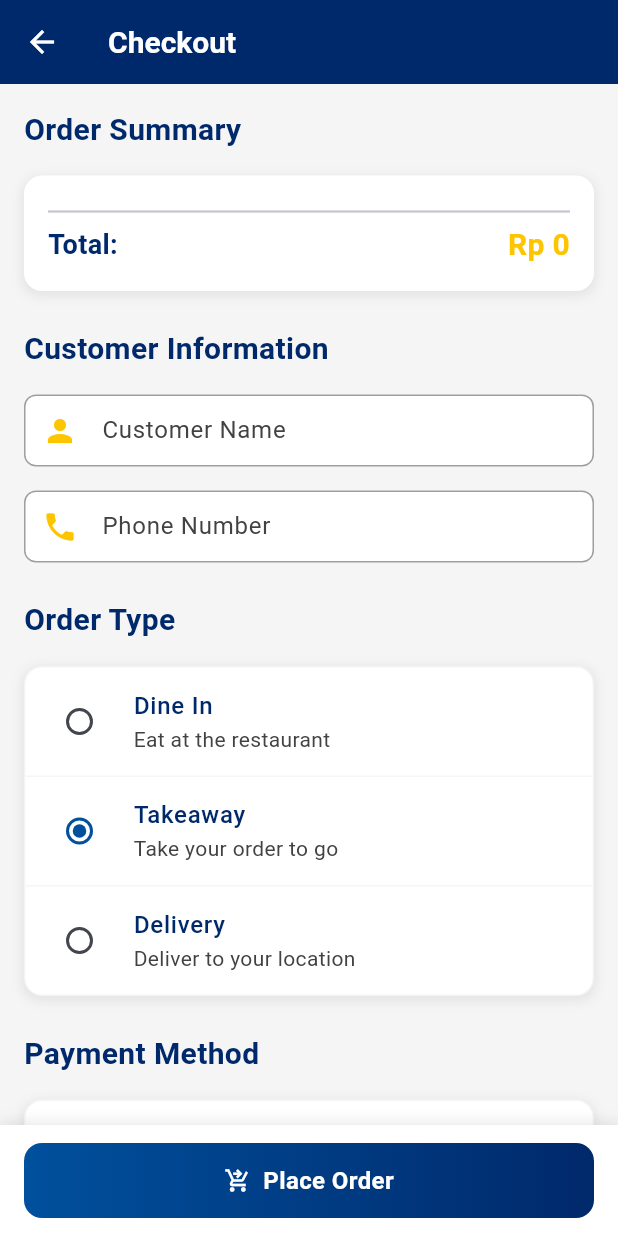
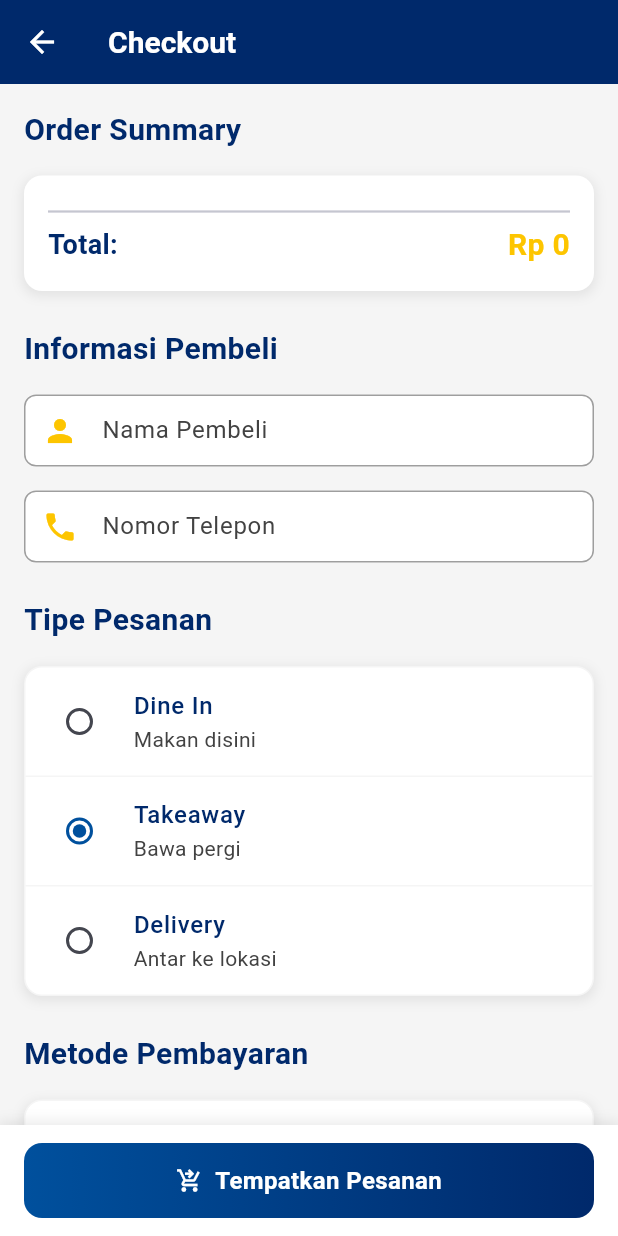
Before and after one commit to penyulaut/Kantin-Jawara, a Flutter app: the CheckoutScreen screen opened directly with empty values, on a phone screen of 412 x 824 dp. Run offline on Flutter 3.47's test engine with Material 3 defaults, Android fonts, the phone set to English and light mode, and no system bars; our stand-ins replace get, google_fonts, image_picker, shared_preferences; accounts and stored records are empty; network calls fail.

Commit message:
Translate Indo

```diff
--- a/lib/screens/pembeli/checkout_screen.dart
+++ b/lib/screens/pembeli/checkout_screen.dart
@@ -96,7 +96,7 @@ class CheckoutScreen extends StatelessWidget {
 
             // Customer Information
             Text(
-              'Customer Information',
+              'Informasi Pembeli  ',
               style: TextStyle(
                 fontSize: 20,
                 fontWeight: FontWeight.bold,
@@ -107,7 +107,7 @@ class CheckoutScreen extends StatelessWidget {
             TextField(
               controller: customerNameController,
               decoration: InputDecoration(
-                labelText: 'Customer Name',
+                labelText: 'Nama Pembeli',
                 labelStyle: TextStyle(color: AppTheme.darkGray),
                 border: OutlineInputBorder(
                   borderRadius: BorderRadius.circular(12),
@@ -126,7 +126,7 @@ class CheckoutScreen extends StatelessWidget {
             TextField(
               controller: customerPhoneController,
               decoration: InputDecoration(
-                labelText: 'Phone Number',
+                labelText: 'Nomor Telepon',
                 labelStyle: TextStyle(color: AppTheme.darkGray),
                 border: OutlineInputBorder(
                   borderRadius: BorderRadius.circular(12),
@@ -146,7 +146,7 @@ class CheckoutScreen extends StatelessWidget {
 
             // Order Type
             Text(
-              'Order Type',
+              'Tipe Pesanan',
               style: TextStyle(
                 fontSize: 20,
                 fontWeight: FontWeight.bold,
@@ -180,7 +180,7 @@ class CheckoutScreen extends StatelessWidget {
                         ),
                       ),
                       subtitle: Text(
-                        'Eat at the restaurant',
+                        'Makan disini',
                         style: TextStyle(color: AppTheme.darkGray),
                       ),
                       value: 'dine_in',
@@ -198,7 +198,7 @@ class CheckoutScreen extends StatelessWidget {
                         ),
                       ),
                       subtitle: Text(
-                        'Take your order to go',
+                        'Bawa pergi',
                         style: TextStyle(color: AppTheme.darkGray),
                       ),
                       value: 'takeaway',
@@ -216,7 +216,7 @@ class CheckoutScreen extends StatelessWidget {
                         ),
                       ),
                       subtitle: Text(
-                        'Deliver to your location',
+                        'Antar ke lokasi',
                         style: TextStyle(color: AppTheme.darkGray),
                       ),
                       value: 'delivery',
@@ -232,7 +232,7 @@ class CheckoutScreen extends StatelessWidget {
 
             // Payment Method
             Text(
-              'Payment Method',
+              'Metode Pembayaran',
               style: TextStyle(
                 fontSize: 20,
                 fontWeight: FontWeight.bold,
@@ -291,7 +291,7 @@ class CheckoutScreen extends StatelessWidget {
                               children: [
                                 Text(
                                   selectedPaymentMethod.value?.name ??
-                                      'Select Payment Method',
+                                      'Pilih Metode Pembayaran',
                                   style: TextStyle(
                                     fontSize: 16,
                                     fontWeight: FontWeight.w500,
@@ -331,7 +331,7 @@ class CheckoutScreen extends StatelessWidget {
 
             // Notes
             Text(
-              'Notes (Optional)',
+              'Catatan (Opsional)',
               style: TextStyle(
                 fontSize: 20,
                 fontWeight: FontWeight.bold,
@@ -342,7 +342,7 @@ class CheckoutScreen extends StatelessWidget {
             TextField(
               controller: notesController,
               decoration: InputDecoration(
-                labelText: 'Add any special instructions...',
+                labelText: 'Tambahkan instruksi khusus apa pun...',
                 labelStyle: TextStyle(color: AppTheme.darkGray),
                 border: OutlineInputBorder(
                   borderRadius: BorderRadius.circular(12),
@@ -414,7 +414,7 @@ class CheckoutScreen extends StatelessWidget {
                                 ),
                                 const SizedBox(width: 8),
                                 Text(
-                                  'Place Order',
+                                  'Tempatkan Pesanan',
                                   style: TextStyle(
                                     fontSize: 16,
                                     fontWeight: FontWeight.bold,
@@ -501,7 +501,7 @@ class CheckoutScreen extends StatelessWidget {
     if (customerNameController.text.trim().isEmpty) {
       Get.snackbar(
         'Error',
-        'Please enter customer name',
+        'Silakan masukkan nama anda',
         backgroundColor: Colors.red,
         colorText: Colors.white,
         icon: Icon(Icons.error, color: Colors.white),
@@ -512,7 +512,7 @@ class CheckoutScreen extends StatelessWidget {
     if (customerPhoneController.text.trim().isEmpty) {
       Get.snackbar(
         'Error',
-        'Please enter phone number',
+        'Silakan masukkan nomor telepon',
         backgroundColor: Colors.red,
         colorText: Colors.white,
         icon: Icon(Icons.error, color: Colors.white),
@@ -523,7 +523,7 @@ class CheckoutScreen extends StatelessWidget {
     if (selectedPaymentMethod.value == null) {
       Get.snackbar(
         'Error',
-        'Please select a payment method',
+        'Silakan pilih metode pembayaran',
         backgroundColor: Colors.red,
         colorText: Colors.white,
         icon: Icon(Icons.error, color: Colors.white),
--- a/lib/screens/pembeli/menu_list_screen.dart
+++ b/lib/screens/pembeli/menu_list_screen.dart
@@ -275,7 +275,7 @@ class _MenuListScreenState extends State<MenuListScreen> {
                       ),
                       const SizedBox(height: 16),
                       Text(
-                        'Loading delicious menus...',
+                        'Yakin deh menu nya enak-enak...',
                         style: TextStyle(
                           color: AppTheme.mediumGray,
                           fontSize: 14,
--- a/lib/screens/pembeli/my_orders_screen.dart
+++ b/lib/screens/pembeli/my_orders_screen.dart
@@ -54,7 +54,7 @@ class MyOrdersScreen extends StatelessWidget {
                 ),
                 const SizedBox(height: 16),
                 Text(
-                  'Loading your orders...',
+                  'Memuat pesanan Anda...',
                   style: TextStyle(
                     color: AppTheme.mediumGray,
                     fontSize: 14,
--- a/lib/screens/pembeli/order_detail_screen.dart
+++ b/lib/screens/pembeli/order_detail_screen.dart
@@ -177,7 +177,7 @@ class OrderDetailScreen extends StatelessWidget {
                     crossAxisAlignment: CrossAxisAlignment.start,
                     children: [
                       const Text(
-                        'Payment Information',
+                        'Informasi Pembayaran',
                         style: TextStyle(
                           fontSize: 18,
                           fontWeight: FontWeight.bold,
@@ -218,7 +218,7 @@ class OrderDetailScreen extends StatelessWidget {
                               fit: BoxFit.cover,
                               errorBuilder: (context, error, stackTrace) {
                                 return const Center(
-                                  child: Text('Failed to load image'),
+                                  child: Text('Gagal memuat gambar'),
                                 );
                               },
                             ),
--- a/lib/screens/pembeli/payment_proof_upload_screen.dart
+++ b/lib/screens/pembeli/payment_proof_upload_screen.dart
@@ -25,7 +25,7 @@ class PaymentProofUploadScreen extends StatelessWidget {
   Widget build(BuildContext context) {
     return Scaffold(
       appBar: AppBar(
-        title: Text('Upload Payment Proof'),
+        title: Text('Unggah Bukti Pembayaran'),
         backgroundColor: AppTheme.royalBlueDark,
         foregroundColor: Colors.white,
         elevation: 0,
@@ -56,7 +56,7 @@ class PaymentProofUploadScreen extends StatelessWidget {
                 crossAxisAlignment: CrossAxisAlignment.start,
                 children: [
                   Text(
-                    'Transaction Details',
+                    'Detail Transaksi',
                     style: TextStyle(
                       fontSize: 18,
                       fontWeight: FontWeight.bold,
@@ -853,7 +853,7 @@ class PaymentProofUploadScreen extends StatelessWidget {
 
       Get.snackbar(
         'Error',
-        'Failed to upload: $e',
+        'Gagal mengunggah: $e',
         backgroundColor: Colors.red,
         colorText: Colors.white,
         icon: Icon(Icons.error, color: Colors.white),
@@ -870,20 +870,20 @@ class PaymentProofUploadScreen extends StatelessWidget {
     Get.dialog(
       AlertDialog(
         title: Text(
-          'Confirm Payment',
+          'Konfirmasi Pembayaran',
           style: TextStyle(
             color: AppTheme.royalBlueDark,
             fontWeight: FontWeight.bold,
           ),
         ),
         content: Text(
-          'Are you sure you have completed the payment for Order #${transaction.id}?',
+          'Apakah Anda yakin telah menyelesaikan pembayaran untuk Pesanan? #${transaction.id}?',
           style: TextStyle(color: AppTheme.darkGray),
         ),
         actions: [
           TextButton(
             onPressed: () => Get.back(),
-            child: Text('Cancel', style: TextStyle(color: AppTheme.mediumGray)),
+            child: Text('Batal', style: TextStyle(color: AppTheme.mediumGray)),
           ),
           ElevatedButton(
             onPressed: () async {
@@ -1014,7 +1014,7 @@ class PaymentProofUploadScreen extends StatelessWidget {
 
                 Get.snackbar(
                   'Error',
-                  'Failed to process: $e',
+                  'Gagal memproses: $e',
                   backgroundColor: Colors.red,
                   colorText: Colors.white,
                   icon: Icon(Icons.error, color: Colors.white),
@@ -1028,7 +1028,7 @@ class PaymentProofUploadScreen extends StatelessWidget {
               backgroundColor: AppTheme.goldenPoppy,
               foregroundColor: Colors.white,
             ),
-            child: Text('Confirm'),
+            child: Text('Konfirmasi'),
           ),
         ],
       ),
--- a/lib/screens/pembeli/payment_selection_screen.dart
+++ b/lib/screens/pembeli/payment_selection_screen.dart
@@ -41,7 +41,7 @@ class _PaymentSelectionScreenState extends State<PaymentSelectionScreen> {
 
     return Scaffold(
       appBar: AppBar(
-        title: const Text('Select Payment Method'),
+        title: const Text('Pilih Metode Pembayaran'),
         backgroundColor: AppTheme.royalBlueDark,
         foregroundColor: Colors.white,
         elevation: 0,
@@ -62,7 +62,7 @@ class _PaymentSelectionScreenState extends State<PaymentSelectionScreen> {
             child: Column(
               children: [
                 const Text(
-                  'Total Amount',
+                  'Jumlah Total',
                   style: TextStyle(
                     fontSize: 14,
                     color: Colors.white70,
@@ -98,7 +98,7 @@ class _PaymentSelectionScreenState extends State<PaymentSelectionScreen> {
                       ),
                       const SizedBox(height: 16),
                       Text(
-                        'Loading payment methods...',
+                        'Memuat Metode Pembayaran...',
                         style: TextStyle(
                           color: AppTheme.mediumGray,
                           fontSize: 14,
@@ -118,7 +118,7 @@ class _PaymentSelectionScreenState extends State<PaymentSelectionScreen> {
                       Icon(Icons.error_outline, size: 64, color: AppTheme.red),
                       const SizedBox(height: 16),
                       Text(
-                        'Oops! Something went wrong',
+                        'Ups! Terjadi kesalahan',
                         style: TextStyle(
                           fontSize: 18,
                           fontWeight: FontWeight.w600,
@@ -150,7 +150,7 @@ class _PaymentSelectionScreenState extends State<PaymentSelectionScreen> {
                           ),
                         ),
                         child: const Text(
-                          'Try Again',
+                          'Coba lagi',
                           style: TextStyle(fontWeight: FontWeight.w600),
                         ),
                       ),
@@ -171,7 +171,7 @@ class _PaymentSelectionScreenState extends State<PaymentSelectionScreen> {
                       ),
                       const SizedBox(height: 16),
                       Text(
-                        'No payment methods available',
+                        'Tidak ada metode pembayaran yang tersedia',
                         style: TextStyle(
                           fontSize: 18,
                           color: AppTheme.royalBlueDark,
@@ -180,7 +180,7 @@ class _PaymentSelectionScreenState extends State<PaymentSelectionScreen> {
                       ),
                       const SizedBox(height: 8),
                       Text(
-                        'The merchant hasn\'t set up payment methods yet',
+                        'Pedagang belum menyiapkan metode pembayaran',
                         style: TextStyle(
                           fontSize: 14,
                           color: AppTheme.mediumGray,
@@ -298,7 +298,7 @@ class _PaymentSelectionScreenState extends State<PaymentSelectionScreen> {
                     if (merchantPaymentMethod.details['account_number'] !=
                         null) ...[
                       Text(
-                        'Account: ${merchantPaymentMethod.details['account_number']}',
+                        'Akun: ${merchantPaymentMethod.details['account_number']}',
                         style: TextStyle(
                           fontSize: 14,
                           fontWeight: FontWeight.w600,
@@ -310,7 +310,7 @@ class _PaymentSelectionScreenState extends State<PaymentSelectionScreen> {
                         null) ...[
                       const SizedBox(height: 2),
                       Text(
-                        'Name: ${merchantPaymentMethod.details['account_name']}',
+                        'Nama: ${merchantPaymentMethod.details['account_name']}',
                         style: TextStyle(
                           fontSize: 12,
                           color: AppTheme.mediumGray,
@@ -422,7 +422,7 @@ class _PaymentSelectionScreenState extends State<PaymentSelectionScreen> {
 
             // Payment Details
             Text(
-              'Payment Details',
+              'Detail Pembayaran',
               style: TextStyle(
                 fontSize: 18,
                 fontWeight: FontWeight.w700,
@@ -466,7 +466,7 @@ class _PaymentSelectionScreenState extends State<PaymentSelectionScreen> {
                       ),
                     ),
                     child: Text(
-                      'Cancel',
+                      'Batal',
                       style: TextStyle(
                         color: AppTheme.royalBlueDark,
                         fontWeight: FontWeight.w600,
@@ -501,7 +501,7 @@ class _PaymentSelectionScreenState extends State<PaymentSelectionScreen> {
                       ),
                     ),
                     child: const Text(
-                      'Pay Now',
+                      'Bayar Sekarang',
                       style: TextStyle(fontWeight: FontWeight.w600),
                     ),
                   ),
@@ -558,7 +558,7 @@ class _PaymentSelectionScreenState extends State<PaymentSelectionScreen> {
                       // Copy to clipboard functionality
                       Get.snackbar(
                         'Copied',
-                        'Account number copied to clipboard',
+                        'Nomor akun disalin ke papan klip',
                         snackPosition: SnackPosition.BOTTOM,
                         duration: const Duration(seconds: 2),
                         backgroundColor: AppTheme.royalBlueDark,
@@ -593,8 +593,8 @@ class _PaymentSelectionScreenState extends State<PaymentSelectionScreen> {
   ) {
     // This would navigate to a payment proof upload screen
     Get.snackbar(
-      'Payment Selected',
-      'Selected ${paymentMethod.name}. Payment proof upload feature coming soon!',
+      'Pembayaran Dipilih',
+      'Terpilih ${paymentMethod.name}. Fitur unggah bukti pembayaran akan segera hadir!',
       snackPosition: SnackPosition.BOTTOM,
       backgroundColor: AppTheme.royalBlueDark,
       colorText: Colors.white,
```
